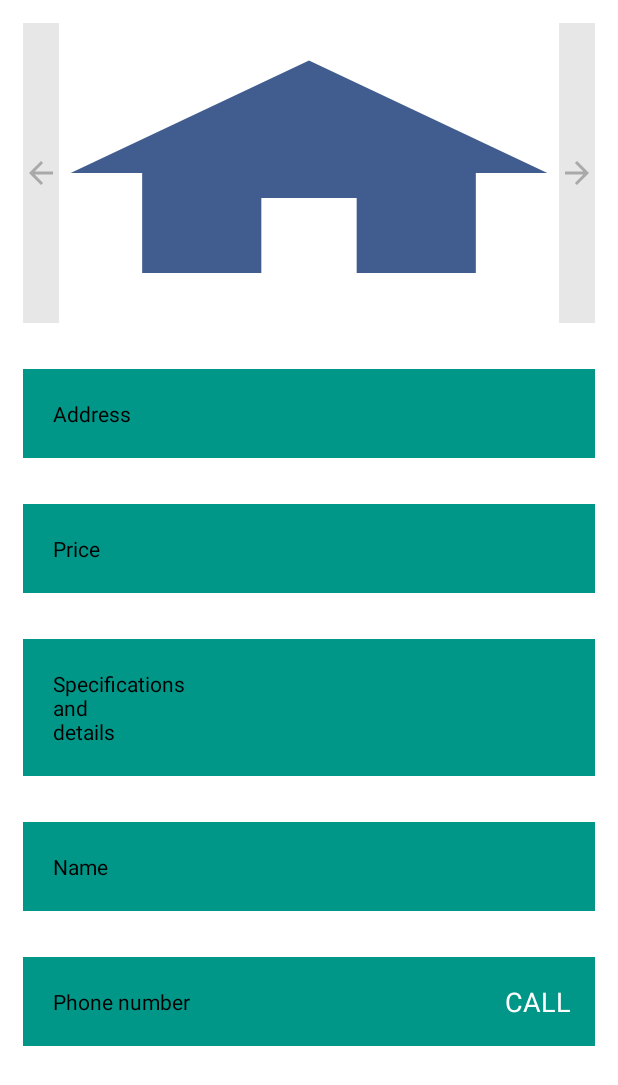
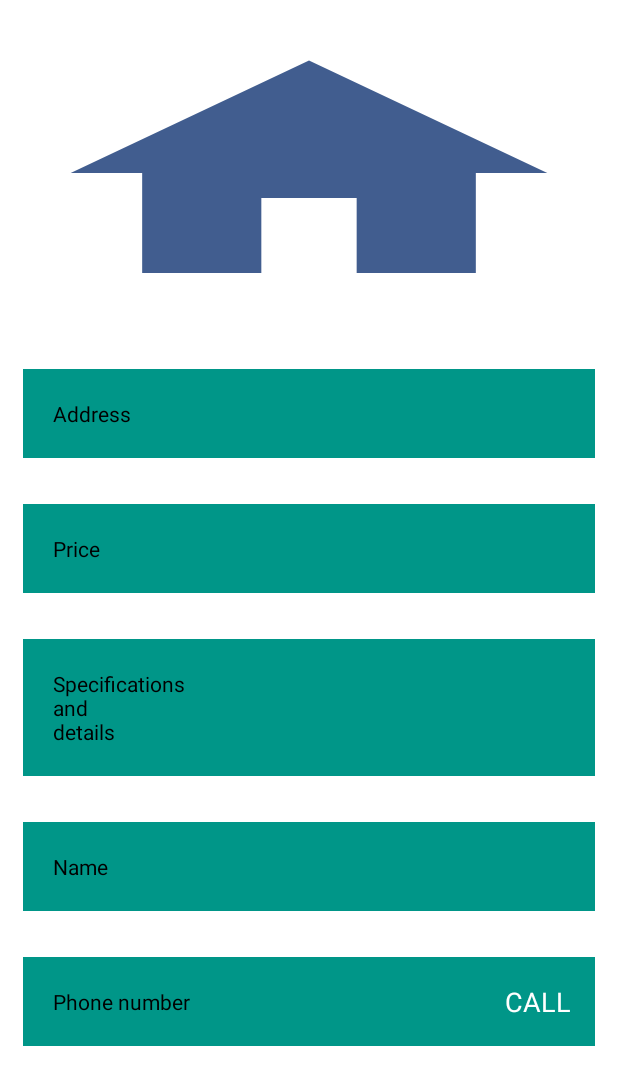
Before and after one commit to AhmedMaad/Hostel-App, an Android app: the layout apartment_details.xml on its own in the app's theme, with its tools: preview values and no code run, on a phone screen of 412 x 824 dp. Shown: the top 1085 px of the screen. Run offline under Robolectric (Android 15) with nearby library versions, the phone set to English and light mode, and no system bars.

Commit message:
fixing bugs

```diff
--- a/app/src/main/java/com/example/hostel/AvailableApartments.java
+++ b/app/src/main/java/com/example/hostel/AvailableApartments.java
@@ -110,12 +110,14 @@ public class AvailableApartments extends AppCompatActivity {
                 intent.putExtra(Constants.SPECIFICATIONS, searchList.get(position - 1).getSpecifications());
                 intent.putExtra(Constants.NAME, searchList.get(position - 1).getName());
                 intent.putExtra(Constants.PHONE_NUMBER, searchList.get(position - 1).getPhone());
+                intent.putExtra(Constants.PICTURE, searchList.get(position-1).getPicture());
             } else {
                 intent.putExtra(Constants.ADDRESS, products.get(position - 1).getAddress());
                 intent.putExtra(Constants.PRICE, products.get(position - 1).getPrice());
                 intent.putExtra(Constants.SPECIFICATIONS, products.get(position - 1).getSpecifications());
                 intent.putExtra(Constants.NAME, products.get(position - 1).getName());
                 intent.putExtra(Constants.PHONE_NUMBER, products.get(position - 1).getPhone());
+                intent.putExtra(Constants.PICTURE, products.get(position-1).getPicture());
             }
             startActivity(intent);
 
--- a/app/src/main/java/com/example/hostel/Constants.java
+++ b/app/src/main/java/com/example/hostel/Constants.java
@@ -15,4 +15,5 @@ public class Constants {
     public static final String NAME = "name";
     public static final String PHONE_NUMBER = "phoneNo";
     public static final String USERS = "users";
+    public static final String PICTURE = "picture";
 }
--- a/app/src/main/res/layout/apartment_details.xml
+++ b/app/src/main/res/layout/apartment_details.xml
@@ -1,6 +1,5 @@
 <?xml version="1.0" encoding="utf-8"?>
 <ScrollView xmlns:android="http://schemas.android.com/apk/res/android"
-    xmlns:app="http://schemas.android.com/apk/res-auto"
     xmlns:tools="http://schemas.android.com/tools"
     android:layout_width="match_parent"
     android:layout_height="match_parent">
@@ -9,8 +8,8 @@
         android:layout_width="match_parent"
         android:layout_height="175dp">
 
-        <ImageSwitcher
-            android:id="@+id/imageSwitcher"
+        <ImageView
+            android:id="@+id/imageView"
             android:layout_width="match_parent"
             android:layout_height="200dp"
             android:layout_alignParentStart="true"
@@ -19,34 +18,11 @@
             tools:background="@drawable/ic_home"
             tools:scaleX=".5" />
 
-        <ImageButton
-            android:id="@+id/next"
-            android:layout_width="wrap_content"
-            android:layout_height="200dp"
-            android:layout_alignTop="@id/imageSwitcher"
-            android:layout_alignEnd="@id/imageSwitcher"
-            android:alpha=".5"
-            android:background="#30000000"
-            android:onClick="changeImage"
-            android:rotation="180"
-            app:srcCompat="?attr/homeAsUpIndicator" />
-
-        <ImageButton
-            android:id="@+id/prev"
-            android:layout_width="wrap_content"
-            android:layout_height="200dp"
-            android:layout_alignStart="@id/imageSwitcher"
-            android:layout_alignTop="@id/imageSwitcher"
-            android:alpha=".5"
-            android:background="#30000000"
-            android:onClick="changeImage"
-            app:srcCompat="?attr/homeAsUpIndicator" />
-
         <TextView
             android:id="@+id/apartmentDetAddressCon"
             android:layout_width="fill_parent"
             android:layout_height="wrap_content"
-            android:layout_below="@+id/imageSwitcher"
+            android:layout_below="@+id/imageView"
             android:layout_margin="15dp"
             android:background="@color/dark_green"
             android:padding="20dp"
```
Also changed, not shown: app/src/main/java/com/example/hostel/ApartmentDetails.java (+5 -30 lines).
